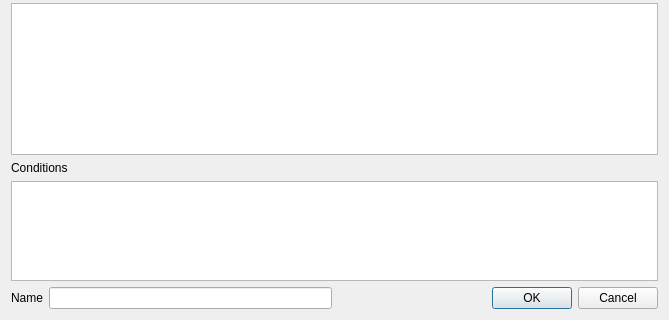
Old version of the form src/SimpleEdgeWidget.ui in the repository lpenguin/QxEditor-Qt; both pictures show x 0 to 669 and y 385 to 705 of the 669 by 705 pixel window.
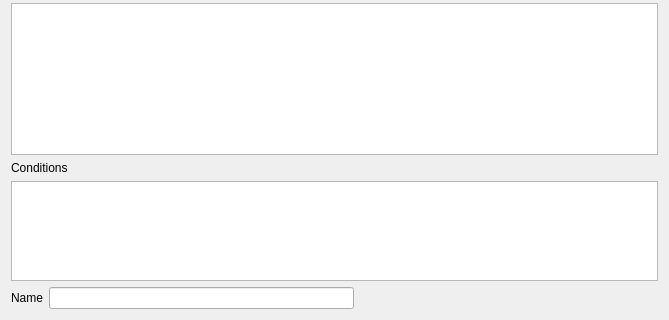
New version of the form. Custom widgets are drawn as their Qt base class.

```diff
--- a/src/SimpleEdgeWidget.ui
+++ b/src/SimpleEdgeWidget.ui
@@ -106,15 +106,21 @@
          <item>
           <widget class="QLineEdit" name="edgeIdEdit"/>
          </item>
+         <item>
+          <spacer name="horizontalSpacer">
+           <property name="orientation">
+            <enum>Qt::Horizontal</enum>
+           </property>
+           <property name="sizeHint" stdset="0">
+            <size>
+             <width>40</width>
+             <height>20</height>
+            </size>
+           </property>
+          </spacer>
+         </item>
         </layout>
        </item>
-       <item>
-        <widget class="QDialogButtonBox" name="buttonBox">
-         <property name="standardButtons">
-          <set>QDialogButtonBox::Cancel|QDialogButtonBox::Ok</set>
-         </property>
-        </widget>
-       </item>
       </layout>
      </item>
     </layout>
```
